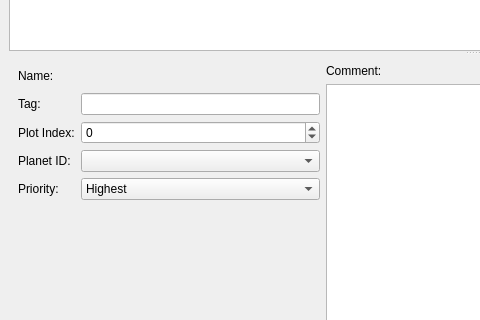
The window that Tools/HolocronToolset/src/ui/editors/jrl.ui (NickHugi/PyKotor) describes before a commit, drawn with Qt 5; both pictures show x 0 to 480 and y 277 to 597 of the 948 by 701 pixel window.
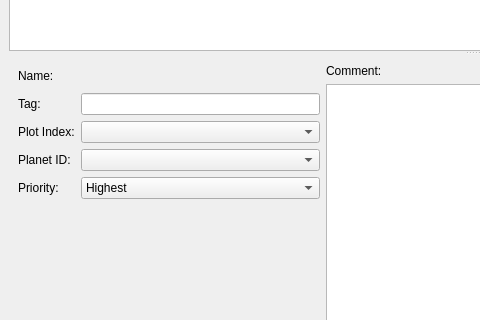
The same window after the commit. Custom widgets are drawn as their Qt base class.

Commit message: implement `ComboBox2DA` in relevant JRLEdit widget

```diff
--- a/Tools/HolocronToolset/src/ui/editors/jrl.ui
+++ b/Tools/HolocronToolset/src/ui/editors/jrl.ui
@@ -94,14 +94,7 @@
             <widget class="ComboBox2DA" name="categoryPlanetSelect"/>
            </item>
            <item row="2" column="1">
-            <widget class="QSpinBox" name="categoryPlotSpin">
-             <property name="minimum">
-              <number>-2147483648</number>
-             </property>
-             <property name="maximum">
-              <number>2147483647</number>
-             </property>
-            </widget>
+            <widget class="ComboBox2DA" name="categoryPlotSelect"/>
            </item>
            <item row="4" column="0">
             <widget class="QLabel" name="label_4">
```
The commit also changes 1 other file.
